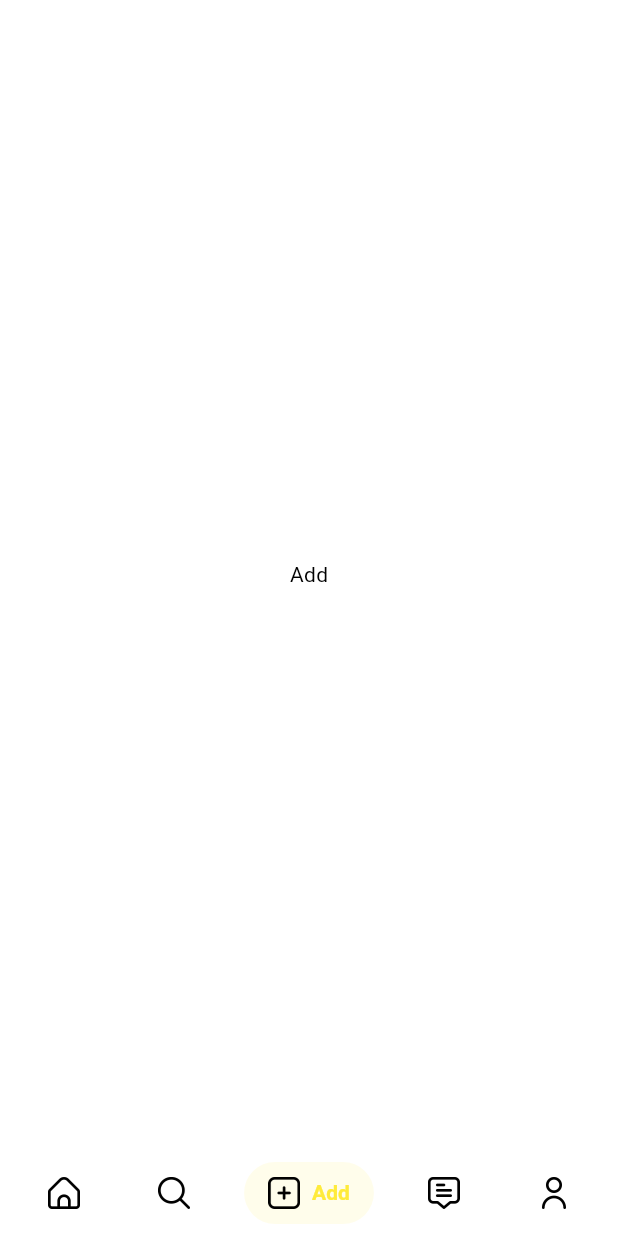
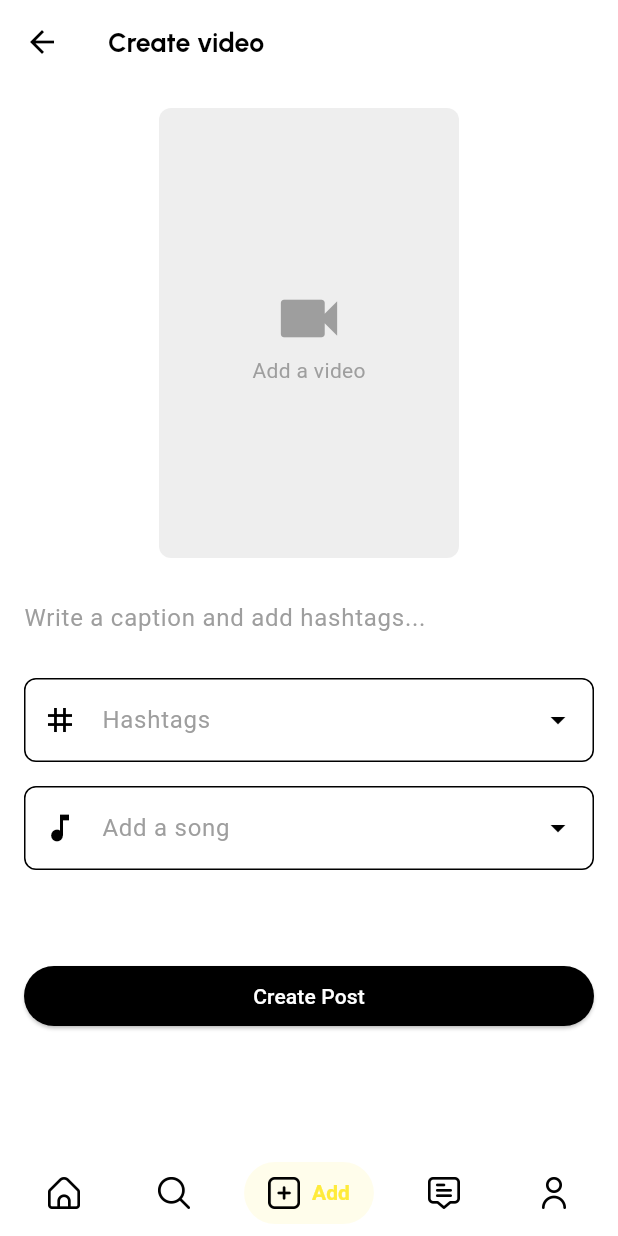
Before and after one commit to anhhuy007/tiktok-clone, a Flutter app: the HomePageContainer screen opened by its route, item 3 of the bottom bar chosen, on a phone screen of 412 x 824 dp. Run offline on Flutter 3.47's test engine with Material 3 defaults, Android fonts, the phone set to English and light mode, and no system bars; drawn by our look-alikes of salomon_bottom_bar; our stand-ins replace awesome_snackbar_content, cached_network_image, dio, either_dart, firebase_core, firebase_storage and 11 more; missing offline and left inert: get_thumbnail_video, giphy_picker; accounts and stored records are empty; network calls fail.

Commit message:
feat: create post

```diff
--- a/lib/presentation/authentication/notifiers/auth_notifier.dart
+++ b/lib/presentation/authentication/notifiers/auth_notifier.dart
@@ -39,6 +39,6 @@ class AuthNotifier extends StateNotifier<AuthState> {
   }
 }
 
-final authNotifierProvider = StateNotifierProvider<AuthNotifier, AuthState>(
+final authProvider = StateNotifierProvider<AuthNotifier, AuthState>(
       (ref) => AuthNotifier(),
 );
--- a/lib/presentation/authentication/notifiers/user_notifier.dart
+++ b/lib/presentation/authentication/notifiers/user_notifier.dart
@@ -29,7 +29,7 @@ class UserController extends StateNotifier<AsyncValue<dynamic>> {
     if (response is ErrorResponse) {
       return Left(response.error);
     } else {
-      ref.read(authNotifierProvider.notifier).setAuthState(
+      ref.read(authProvider.notifier).setAuthState(
             true,
             response.user,
           );
--- a/lib/presentation/create_post/createpost_page.dart
+++ b/lib/presentation/create_post/createpost_page.dart
@@ -0,0 +1,245 @@
+import 'package:awesome_snackbar_content/awesome_snackbar_content.dart';
+import 'package:flutter/material.dart';
+import 'package:flutter_riverpod/flutter_riverpod.dart';
+import 'package:logger/logger.dart';
+import 'package:tiktok_clone/core/utils/navigator_services.dart';
+import 'package:tiktok_clone/route/app_routes.dart';
+import 'package:tiktok_clone/widget/video_player.dart';
+
+import 'notifier/createpost_notifier.dart';
+
+class CreatePostPage extends ConsumerStatefulWidget {
+  const CreatePostPage({super.key});
+
+  @override
+  _CreatePostPageState createState() => _CreatePostPageState();
+}
+
+class _CreatePostPageState extends ConsumerState<CreatePostPage> {
+  final _formKey = GlobalKey<FormState>();
+  final _titleController = TextEditingController();
+  final _hashtagController = TextEditingController();
+  final _songController = TextEditingController();
+
+  @override
+  void dispose() {
+    _titleController.dispose();
+    _hashtagController.dispose();
+    _songController.dispose();
+    super.dispose();
+  }
+
+  @override
+  Widget build(BuildContext context) {
+    final createpostState = ref.watch(createPostProvider);
+    final hashtags = ["#trending", "#foryou", "#love", "#instagood"];
+    final songs = [
+      "Let me love you",
+      "Watermelon sugar",
+      "Blinding lights",
+      "Dance monkey",
+      "Truth hurts"
+    ];
+
+    return Scaffold(
+        appBar: AppBar(
+          title: const Text('Create video'),
+        ),
+        body: SingleChildScrollView(
+          padding: const EdgeInsets.all(16),
+          child: Form(
+            key: _formKey,
+            child: Column(
+              crossAxisAlignment: CrossAxisAlignment.stretch,
+              children: [
+                createpostState.videoFilePath.isNotEmpty
+                    ? MyVideoPlayerWidget(
+                        videoUrl: createpostState.videoFilePath,
+                        onRemove: _removeVideo)
+                    : _buildVideoPlaceHolder(),
+                const SizedBox(height: 16),
+                TextFormField(
+                  controller: _titleController,
+                  decoration: const InputDecoration(
+                      hintText: 'Write a caption and add hashtags...',
+                      hintStyle: TextStyle(
+                          fontWeight: FontWeight.normal,
+                          fontSize: 16,
+                          color: Colors.grey),
+                      border: InputBorder.none),
+                  validator: (value) =>
+                      value!.isEmpty ? 'Please enter a title' : null,
+                ),
+                const SizedBox(height: 16),
+                TextFormField(
+                  controller: _hashtagController,
+                  decoration: InputDecoration(
+                    hintText: 'Hashtags',
+                    hintStyle: const TextStyle(
+                        fontWeight: FontWeight.normal,
+                        fontSize: 16,
+                        color: Colors.grey),
+                    border: OutlineInputBorder(
+                      borderRadius: BorderRadius.circular(8),
+                    ),
+                    prefixIcon: const Icon(Icons.tag),
+                    suffixIcon: PopupMenuButton<String>(
+                      icon: const Icon(Icons.arrow_drop_down),
+                      itemBuilder: (context) {
+                        return hashtags
+                            .map((hashtag) => PopupMenuItem<String>(
+                                  value: hashtag,
+                                  child: Text(hashtag),
+                                ))
+                            .toList();
+                      },
+                      onSelected: (value) {
+                        _hashtagController.text = value;
+                        // hide the keyboard
+                        FocusScope.of(context).unfocus();
+                      },
+                    ),
+                  ),
+                  validator: (value) => value!.isEmpty
+                      ? 'Please enter at least one hashtag'
+                      : null,
+                ),
+                const SizedBox(height: 16),
+                TextFormField(
+                  controller: _songController,
+                  decoration: InputDecoration(
+                    hintText: 'Add a song',
+                    hintStyle: const TextStyle(
+                        fontWeight: FontWeight.normal,
+                        fontSize: 16,
+                        color: Colors.grey),
+                    border: OutlineInputBorder(
+                      borderRadius: BorderRadius.circular(8),
+                    ),
+                    prefixIcon: const Icon(Icons.music_note),
+                    suffixIcon: PopupMenuButton<String>(
+                      icon: const Icon(Icons.arrow_drop_down),
+                      itemBuilder: (context) {
+                        return songs
+                            .map((song) => PopupMenuItem<String>(
+                                  value: song,
+                                  child: Text(song),
+                                ))
+                            .toList();
+                      },
+                      onSelected: (value) {
+                        _songController.text = value;
+                        //   hide the keyboard
+                        FocusScope.of(context).unfocus();
+                      },
+                    ),
+                  ),
+                  validator: (value) =>
+                      value!.isEmpty ? 'Please enter a song' : null,
+                ),
+                const SizedBox(height: 60),
+                ElevatedButton(
+                  onPressed: () {
+                    _uploadVideo();
+                  },
+                  style: ButtonStyle(
+                    backgroundColor: MaterialStateProperty.all(Colors.black),
+                  ),
+                  child: createpostState.isUploading
+                      ? const Padding(
+                        padding: EdgeInsets.symmetric(vertical: 8),
+                        child: SizedBox(height: 20, width: 20, child: CircularProgressIndicator(color: Colors.white)),
+                      )
+                      : const Text('Create Post', style: TextStyle(color: Colors.white)),
+                ),
+              ],
+            ),
+          ),
+        ));
+  }
+
+  Widget _buildVideoPlaceHolder() {
+    return Column(
+      children: [
+        Container(
+          width: 200,
+          height: 300,
+          decoration: BoxDecoration(
+            borderRadius: BorderRadius.circular(8),
+            color: Colors.grey[200],
+          ),
+          child: GestureDetector(
+            onTap: _pickVideo,
+            child: Center(
+              child: Column(
+                mainAxisAlignment: MainAxisAlignment.center,
+                children: [
+                  const Icon(Icons.videocam, size: 50, color: Colors.grey),
+                  ref.watch(createPostProvider).isPickingVideo
+                      ? const Text('Uploading video...',
+                          style: TextStyle(color: Colors.grey))
+                      : const Text('Add a video',
+                          style: TextStyle(color: Colors.grey)),
+                ],
+              ),
+            ),
+          ),
+        ),
+      ],
+    );
+  }
+
+  void _uploadVideo() async {
+    if (_formKey.currentState!.validate() && ref.read(createPostProvider).isUploading == false) {
+      final result = await ref.read(createPostProvider.notifier).uploadVideo(
+          _titleController.text, _hashtagController.text, _songController.text);
+
+      if (result) {
+        ScaffoldMessenger.of(context)
+          ..hideCurrentSnackBar()
+          ..showSnackBar(
+            const SnackBar(
+              elevation: 0,
+              behavior: SnackBarBehavior.floating,
+              backgroundColor: Colors.transparent,
+              content: AwesomeSnackbarContent(
+                title: 'Success',
+                message: 'Video uploaded successfully',
+                contentType: ContentType.success,
+              ),
+            ),
+          );
+
+        // NavigatorService.pushNamed(AppRoutes.homePage);
+      } else {
+        ScaffoldMessenger.of(context)
+          ..hideCurrentSnackBar()
+          ..showSnackBar(
+            const SnackBar(
+              elevation: 0,
+              behavior: SnackBarBehavior.floating,
+              backgroundColor: Colors.transparent,
+              content: AwesomeSnackbarContent(
+                title: 'Oh Snap!',
+                message: 'Failed to upload video',
+                contentType: ContentType.failure,
+              ),
+            ),
+          );
+      }
+    }
+  }
+
+  void _pickVideo() async {
+    await ref.read(createPostProvider.notifier).pickVideo();
+    if (ref.read(createPostProvider).videoFilePath.isNotEmpty) {
+      ScaffoldMessenger.of(context).showSnackBar(
+        const SnackBar(content: Text('Video uploaded successfully')),
+      );
+    }
+  }
+
+  void _removeVideo() {
+    ref.read(createPostProvider.notifier).removeVideo();
+  }
+}
--- a/lib/presentation/home/home_page/feeding_page.dart
+++ b/lib/presentation/home/home_page/feeding_page.dart
@@ -76,7 +76,7 @@ class UserProfileWidget extends ConsumerWidget {
                                           .updateState(
                                           profileId: video.channelId,
                                           userId: ref
-                                              .read(authNotifierProvider)
+                                              .read(authProvider)
                                               .user!
                                               .id);
                                       ref
--- a/lib/presentation/home/home_page/notifiers/feed_providers.dart
+++ b/lib/presentation/home/home_page/notifiers/feed_providers.dart
@@ -13,7 +13,7 @@ final apiServiceProvider =
 
 final feedProvider =
     StateNotifierProvider<FeedNotifier, AsyncValue<FeedModel>>((ref) {
-  final user = ref.read(authNotifierProvider).user;
+  final user = ref.read(authProvider).user;
   final apiService = ref.watch(apiServiceProvider);
   return FeedNotifier(user ?? UserModel.empty(), apiService);
 });
@@ -25,6 +25,6 @@ final videoControllerProvider = StateNotifierProvider.family<
 
 final commentProvider = StateNotifierProvider<CommentNotifier, AsyncValue<List<Comment>>>((ref) {
   final apiService = ref.watch(apiServiceProvider);
-  final user = ref.read(authNotifierProvider).user;
+  final user = ref.read(authProvider).user;
   return CommentNotifier(apiService, user ?? UserModel.empty());
 });
--- a/lib/presentation/home/home_page_container/home_page_container.dart
+++ b/lib/presentation/home/home_page_container/home_page_container.dart
@@ -2,6 +2,7 @@ import 'package:flutter/material.dart';
 import 'package:flutter_riverpod/flutter_riverpod.dart';
 import 'package:salomon_bottom_bar/salomon_bottom_bar.dart';
 import 'package:tiktok_clone/core/utils/size_utils.dart';
+import 'package:tiktok_clone/presentation/create_post/createpost_page.dart';
 import 'package:tiktok_clone/presentation/home/home_page/home_page.dart';
 import 'package:tiktok_clone/presentation/search/search_page.dart';
 
@@ -72,7 +73,7 @@ class _HomePageContainerState extends ConsumerState<HomePageContainer> {
           children: const [
             HomePage(),
             SearchPage(),
-            Center(child: Text('Add')),
+            CreatePostPage(),
             Center(child: Text('Chat')),
             Center(child: Text('Profile')),
           ],
--- a/lib/presentation/profile/profile_page_container/profile_page_container.dart
+++ b/lib/presentation/profile/profile_page_container/profile_page_container.dart
@@ -401,7 +401,7 @@ class ProfilePageContainerState extends ConsumerState<ProfilePageContainer> with
         children: [
           CustomElevatedButton(
             onPressed:  () async {
-              final currentUserId = ref.read(authNotifierProvider).user!.id;
+              final currentUserId = ref.read(authProvider).user!.id;
               if (currentUserId != model.userId) {
                 if(model.followed) {
                   ref.read(profilePageContainerNotifier.notifier).unfollow(userId: currentUserId,
--- a/lib/presentation/search/notifiers/onfocus_search_notifier.dart
+++ b/lib/presentation/search/notifiers/onfocus_search_notifier.dart
@@ -39,7 +39,7 @@ class OnFocusSearchNotifier extends StateNotifier<AsyncValue<OnFocusSearchPageMo
 
 final onFocusSearchProvider = StateNotifierProvider<OnFocusSearchNotifier, AsyncValue<OnFocusSearchPageModel>>((ref) {
   final apiService = ref.watch(apiServiceProvider);
-  final user = ref.read(authNotifierProvider).user;
+  final user = ref.read(authProvider).user;
 
   return OnFocusSearchNotifier(apiService, user ?? UserModel.empty());
 });
--- a/lib/presentation/search/notifiers/search_notifier.dart
+++ b/lib/presentation/search/notifiers/search_notifier.dart
@@ -57,7 +57,7 @@ final searchPageNotifierProvider =
     StateNotifierProvider<SearchPageNotifier, AsyncValue<SearchPageModel>>(
         (ref) {
   final apiService = ref.watch(apiServiceProvider);
-  final user = ref.read(authNotifierProvider).user;
+  final user = ref.read(authProvider).user;
 
   return SearchPageNotifier(
       apiService: apiService, user: user ?? UserModel.empty());
--- a/lib/route/app_routes.dart
+++ b/lib/route/app_routes.dart
@@ -1,10 +1,10 @@
 import 'package:flutter/cupertino.dart';
 import 'package:tiktok_clone/presentation/authentication/features/login/login_page.dart';
 import 'package:tiktok_clone/presentation/authentication/features/sign_up/signup_page.dart';
-import 'package:tiktok_clone/presentation/home/home_page/feeding_page.dart';
-import 'package:tiktok_clone/presentation/home/home_page/models/feed_video.dart';
 import 'package:tiktok_clone/presentation/home/home_page_container/home_page_container.dart';
 import 'package:tiktok_clone/presentation/profile/profile_page_container/profile_page_container.dart';
+import 'package:tiktok_clone/presentation/search/search_page.dart';
+import '../presentation/create_post/createpost_page.dart';
 
 class AppRoutes {
   static const String homePage = '/homePage';
@@ -12,11 +12,14 @@ class AppRoutes {
   static const String loginPage = '/loginPage';
   static const String signUpPage = '/signUpPage';
   static const String searchPage = '/searchPage';
+  static const String createPostPage = '/createPostPage';
 
   static Map<String, WidgetBuilder> routes = {
     homePage: (context) => const HomePageContainer(),
     profilePage: (context) => ProfilePageContainer(),
     loginPage: (context) => const LogInPage(),
     signUpPage: (context) => const SignUpPage(),
+    searchPage: (context) => const SearchPage(),
+    createPostPage: (context) => const CreatePostPage(),
   };
 }
--- a/lib/service/endpoints.dart
+++ b/lib/service/endpoints.dart
@@ -21,3 +21,4 @@ const String postCommentUrl = '/comment';
 const String suggestedVideosUrl = '/search/popular/';
 const String searchHistoryUrl = '/search/history/';
 const String searchUrl = '/search/';
+const String uploadPostUrl = '/feed/post';
--- a/lib/service/remote/remote_api_service.dart
+++ b/lib/service/remote/remote_api_service.dart
@@ -196,8 +196,7 @@ class RemoteApiService {
           data: {"follower_id": followerId, "following_id": followingId});
       if (response.statusCode == 200) {
         return true;
-      }
-      else {
+      } else {
         throw DioException(
             requestOptions: response.requestOptions,
             response: response,
@@ -215,8 +214,7 @@ class RemoteApiService {
           data: {"follower_id": followerId, "following_id": followingId});
       if (response.statusCode == 200) {
         return true;
-      }
-      else {
+      } else {
         throw DioException(
             requestOptions: response.requestOptions,
             response: response,
@@ -311,7 +309,8 @@ class RemoteApiService {
     }
   }
 
-  Future<List<Comment>> uploadComment(int videoId, String content, int commenterId) async {
+  Future<List<Comment>> uploadComment(
+      int videoId, String content, int commenterId) async {
     try {
       final response = await _dio.post(postCommentUrl, data: {
         'video_id': videoId,
@@ -379,14 +378,16 @@ class RemoteApiService {
       if (response.statusCode == 200) {
         final List<dynamic> data = response.data['data'];
         final userInfos = data.map((json) => UserInfo.fromJson(json)).toList();
-        final result = userInfos.map((userInfo) => SearchItem(
+        final result = userInfos
+            .map((userInfo) => SearchItem(
                   id: userInfo.userId,
                   name: userInfo.name,
                   handle: userInfo.handle,
                   avatarUrl: userInfo.avatarUrl,
                   followers: userInfo.follower,
                   searchQuery: query,
-        )).toList();
+                ))
+            .toList();
 
         Logger().d('Search results: $result');
 
@@ -403,7 +404,8 @@ class RemoteApiService {
     }
   }
 
-  Future<SearchItem> postSearchHistoryItem(int userId, String searchQuery, int searchedUserId) async {
+  Future<SearchItem> postSearchHistoryItem(
+      int userId, String searchQuery, int searchedUserId) async {
     try {
       final response = await _dio.post(searchHistoryUrl, data: {
         'userId': userId,
@@ -424,4 +426,28 @@ class RemoteApiService {
       throw Exception('Failed to post search history item: ${err.message}');
     }
   }
+
+  Future<bool> uploadPost(
+      {required int channelId,
+      required String title,
+      required String song,
+      required String videoUrl}) async {
+    try {
+      final response = await _dio.post(uploadPostUrl, data: {
+        'channelId': channelId,
+        'title': title,
+        'song': song,
+        'videoUrl': videoUrl,
+        'thumbnailUrl': "https://i.ytimg.com/vi/9bZkp7q19f0/hqdefault.jpg",
+      });
+      if (response.statusCode == 200) {
+        Logger().d('Post uploaded successfully');
+        return true;
+      } else {
+        return false;
       }
+    } on DioException catch (err) {
+      throw Exception('Failed to upload post: ${err.message}');
+    }
+  }
+}
--- a/lib/widget/search_item.dart
+++ b/lib/widget/search_item.dart
@@ -11,6 +11,7 @@ import 'package:tiktok_clone/presentation/authentication/notifiers/auth_notifier
 Widget searchItemWidget(SearchItem item, WidgetRef ref) {
   return ListTile(
     onTap: () {
+      /**/
       _navigateToProfilePage(ref, item.id ?? 0);
     },
     leading: CircleAvatar(
@@ -68,7 +69,7 @@ Widget searchItemWidget(SearchItem item, WidgetRef ref) {
 void _navigateToProfilePage(WidgetRef ref, int profileId) {
   ref.read(profilePageContainerNotifier.notifier).updateState(
         profileId: profileId,
-        userId: ref.read(authNotifierProvider).user!.id,
+        userId: ref.read(authProvider).user!.id,
       );
   ref.read(profileNotifier.notifier).fetchPopularVideos(userId: profileId);
   NavigatorService.pushNamed(AppRoutes.profilePage);
--- a/pubspec.yaml
+++ b/pubspec.yaml
@@ -70,6 +70,11 @@ dependencies:
   flutter_dotenv: ^5.1.0
   like_button: ^2.0.5
   salomon_bottom_bar: ^3.3.2
+  firebase_core: ^3.4.1
+  firebase_storage: ^12.3.0
+  image_picker: ^1.1.2
+  get_thumbnail_video: ^0.6.1
+  path_provider: ^2.1.4
 
 dev_dependencies:
   flutter_test:
```
Also changed, not shown: lib/main.dart (+4 -4 lines), lib/presentation/create_post/model/createpost_state.dart (added, +33 -0 lines), lib/presentation/create_post/notifier/createpost_notifier.dart (added, +81 -0 lines), lib/presentation/home/home_page/home_page.dart (+7 -0 lines), lib/widget/video_player.dart (added, +74 -0 lines), firebase.json (added), lib/firebase_options.dart (added), pubspec.lock, 3 other files. Lines whose indentation alone changed are shown as unchanged.
